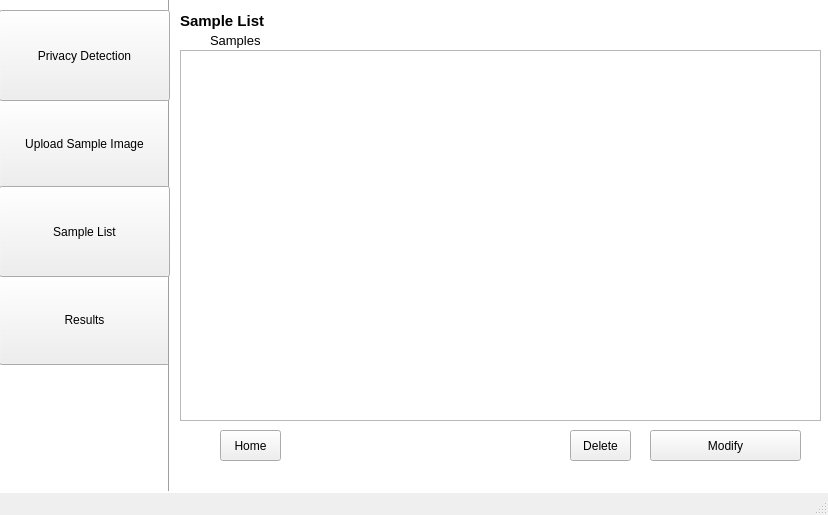
Before: the Qt Designer form app/gui/UI/ui_6.ui in CSID-DGU/2023-1-CECD3-Sugar-4, drawn with Qt 5.
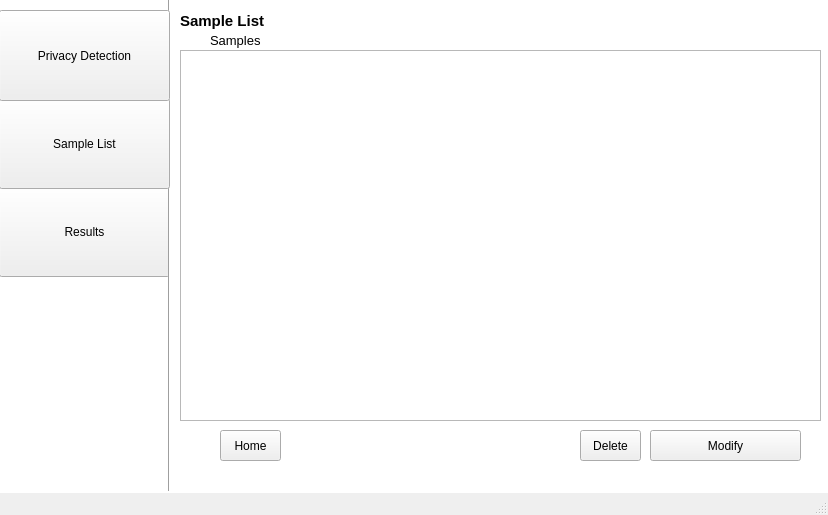
After: the same form once the commit is applied.

Patch:
```diff
--- a/app/gui/UI/ui_6.ui
+++ b/app/gui/UI/ui_6.ui
@@ -36,24 +36,11 @@
      <string/>
     </property>
    </widget>
-   <widget class="QPushButton" name="pushButton">
-    <property name="geometry">
-     <rect>
-      <x>-1</x>
-      <y>98</y>
-      <width>171</width>
-      <height>91</height>
-     </rect>
-    </property>
-    <property name="text">
-     <string>Upload Sample Image</string>
-    </property>
-   </widget>
    <widget class="QPushButton" name="pushButton_2">
     <property name="geometry">
      <rect>
       <x>-1</x>
-      <y>274</y>
+      <y>186</y>
       <width>171</width>
       <height>91</height>
      </rect>
@@ -156,7 +143,7 @@
     <property name="geometry">
      <rect>
       <x>-1</x>
-      <y>186</y>
+      <y>98</y>
       <width>171</width>
       <height>91</height>
      </rect>
@@ -168,7 +155,7 @@
    <widget class="QPushButton" name="pushButton_5">
     <property name="geometry">
      <rect>
-      <x>570</x>
+      <x>580</x>
       <y>430</y>
       <width>61</width>
       <height>31</height>
```
